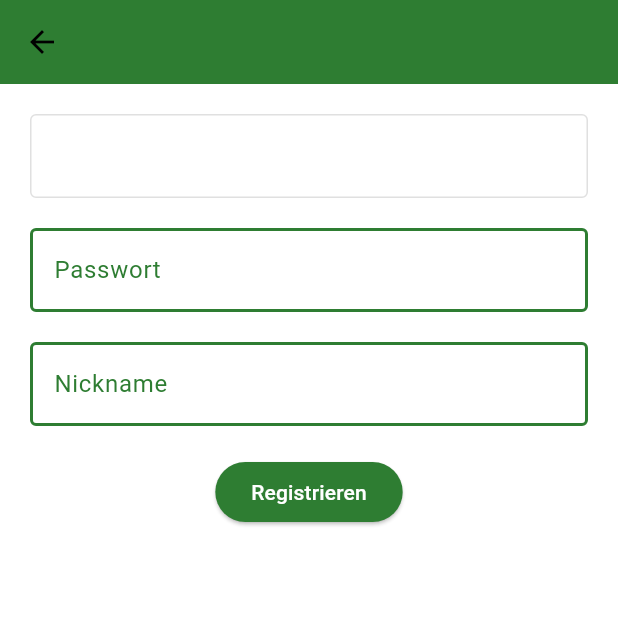
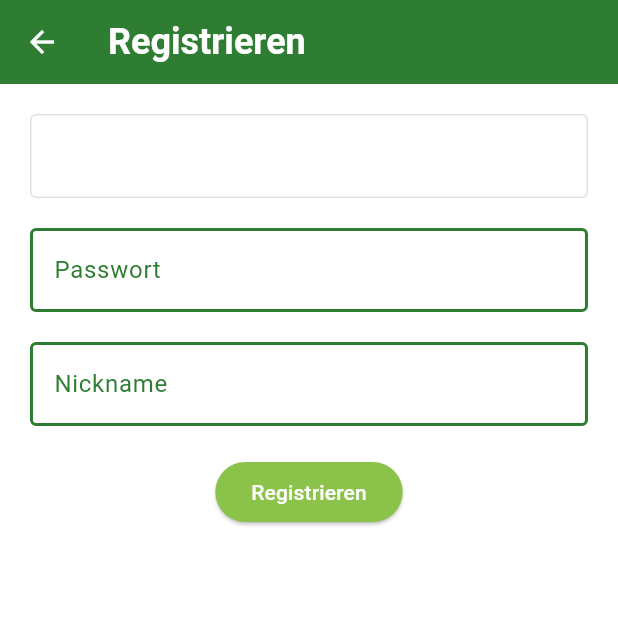
Before and after one commit to FelixDigitalis/SproutJournal, a Flutter app: the Register screen opened directly with empty values, on a phone screen of 412 x 824 dp, the top half of it. Run offline on Flutter 3.47's test engine with Material 3 defaults, Android fonts, the phone set to English and light mode, and no system bars; our stand-ins replace cloud_firestore, firebase_auth, firebase_core, flutter_dotenv, flutter_image_compress, image_picker and 2 more; accounts and stored records are empty; statements that could not run were skipped.

Commit message:
login and register ui

```diff
--- a/lib/screens/sub_pages/gartenfreunde/gartenfreunde_register.dart
+++ b/lib/screens/sub_pages/gartenfreunde/gartenfreunde_register.dart
@@ -1,3 +1,4 @@
+
 import 'package:flutter/material.dart';
 import 'package:sprout_journal/screens/main_pages/main_pages_manager.dart';
 import '../../../database_services/firebase/firebase_auth.dart';
@@ -30,12 +31,13 @@ class _RegisterState extends State<Register> {
 
     return Scaffold(
       appBar: AppBar(
-        title: Text('Anmelden',
+        title: Text('Registrieren',
             style: TextStyle(
-                color: primaryColor,
+                color: Theme.of(context).colorScheme.onPrimary,
                 fontSize: 24,
                 fontWeight: FontWeight.bold)),
         backgroundColor: Theme.of(context).colorScheme.primary,
+        iconTheme: IconThemeData(color: Colors.white), // This sets the back arrow color to white
       ),
       body: Container(
         padding: const EdgeInsets.all(20),
@@ -122,7 +124,7 @@ class _RegisterState extends State<Register> {
                 const SizedBox(height: 20),
                 ElevatedButton(
                   style: ElevatedButton.styleFrom(
-                      backgroundColor: Theme.of(context).colorScheme.primary),
+                      backgroundColor: Theme.of(context).colorScheme.surface),
                   onPressed: () async {
                     if (_formKey.currentState?.validate() ?? false) {
                       bool nicknameTaken =
--- a/lib/screens/sub_pages/gartenfreunde/gartenfreunde_welcome.dart
+++ b/lib/screens/sub_pages/gartenfreunde/gartenfreunde_welcome.dart
@@ -85,7 +85,7 @@ class _GartenfreundeWelcomeState extends State<GartenfreundeWelcome> {
                               Navigator.push(
                                 context,
                                 MaterialPageRoute(
-                                    builder: (context) => SignIn(email: email)),
+                                    builder: (context) => Login(email: email)),
                               );
                             } else {
                               Navigator.push(
@@ -102,7 +102,7 @@ class _GartenfreundeWelcomeState extends State<GartenfreundeWelcome> {
                         }
                       }
                     },
-                    child: const Text('Fortfahren'),
+                    child: const Text('Fortfahren', style: TextStyle(color: Colors.white),),
                   ),
                 ],
               ),
```
Also changed, not shown: lib/screens/sub_pages/gartenfreunde/gartenfreunde_login.dart (+7 -6 lines).
